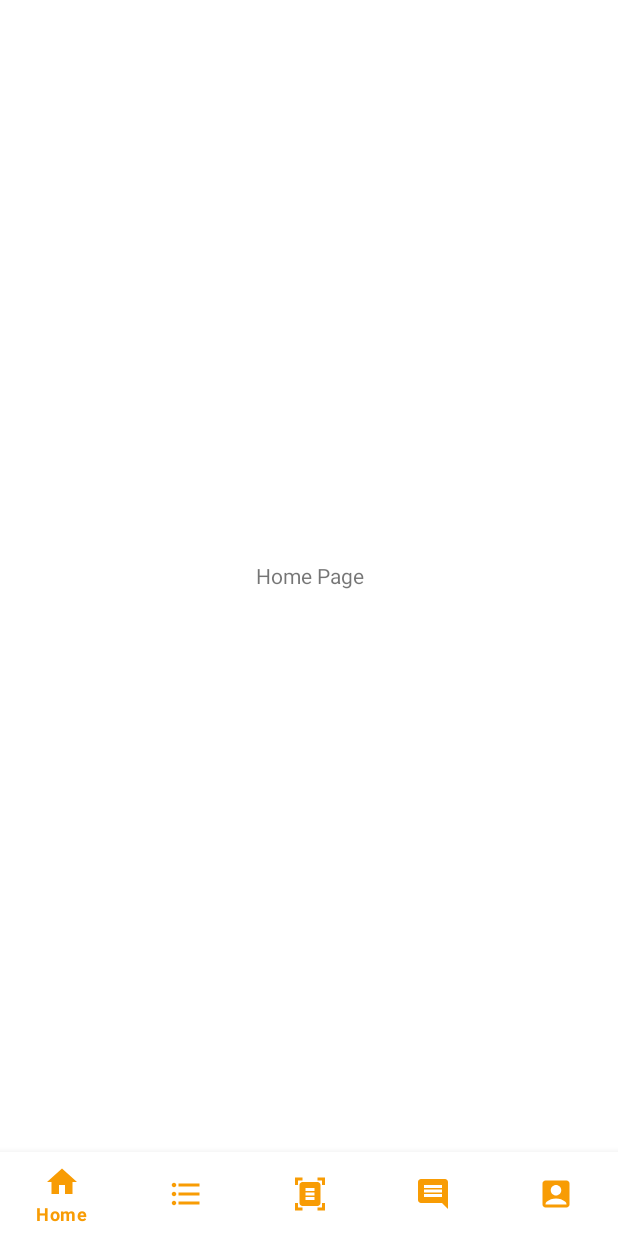
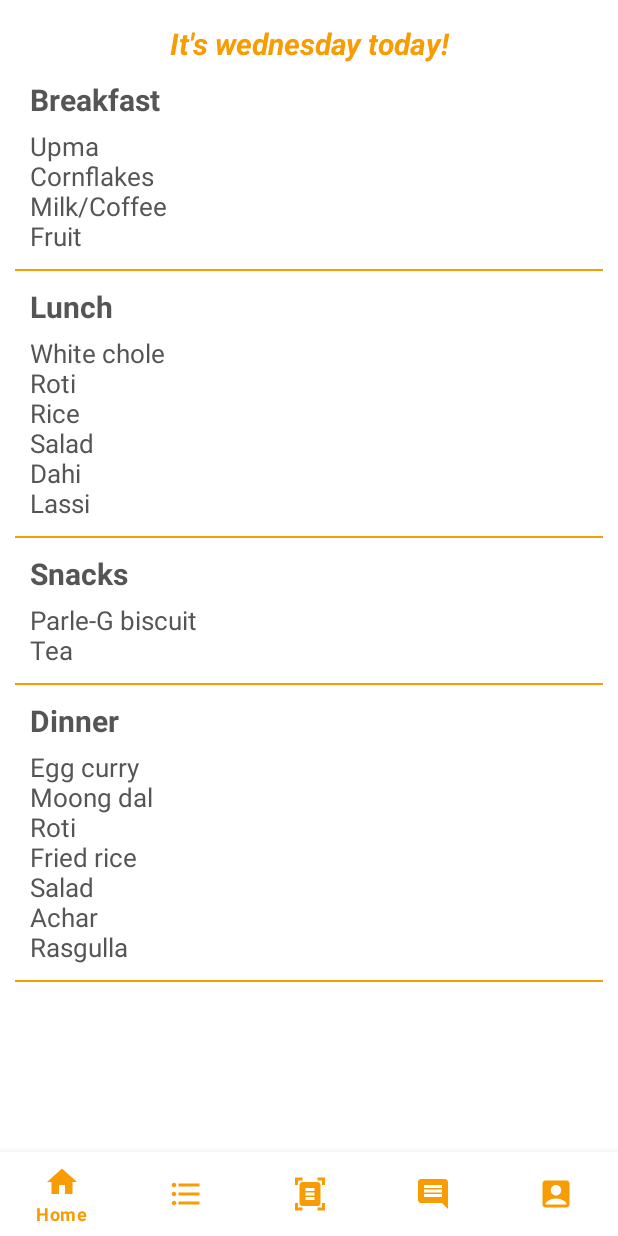
Before and after one commit to Deepraj99/Bhojnalya, an Android app: the screen it shows after launch once a user with an empty profile is signed in (MainActivity), on a phone screen of 412 x 824 dp. Run offline under Robolectric (Android 15) with nearby library versions, the phone set to English and light mode, and no system bars; our stand-ins replace Firebase (no records; nobody signed in at launch, a user with empty details on screens opened directly).

Commit message:
home fragment done

```diff
--- /dev/null
+++ b/app/src/main/java/com/example/bhojnalya/CustomBaseAdapter.java
@@ -0,0 +1,47 @@
+package com.example.bhojnalya;
+
+import android.content.Context;
+import android.view.LayoutInflater;
+import android.view.View;
+import android.view.ViewGroup;
+import android.widget.BaseAdapter;
+import android.widget.TextView;
+
+public class CustomBaseAdapter extends BaseAdapter {
+
+    Context context;
+    String[] listHeading;
+    String[] listDescription;
+    LayoutInflater inflater;
+
+    public CustomBaseAdapter(Context ctx, String[] headingList, String[] descriptionList) {
+        this.context = ctx;
+        this.listHeading = headingList;
+        this.listDescription = descriptionList;
+        inflater = LayoutInflater.from(ctx);
+    }
+    @Override
+    public int getCount() {
+        return listHeading.length;
+    }
+
+    @Override
+    public Object getItem(int i) {
+        return null;
+    }
+
+    @Override
+    public long getItemId(int i) {
+        return 0;
+    }
+
+    @Override
+    public View getView(int position, View convertView, ViewGroup parent) {
+        convertView = inflater.inflate(R.layout.activity_custom_list_view, null);
+        TextView txtView = convertView.findViewById(R.id._heading);
+        TextView desView = convertView.findViewById(R.id._description);
+        txtView.setText(listHeading[position]);
+        desView.setText(listDescription[position]);
+        return convertView;
+    }
+}
--- a/app/src/main/java/com/example/bhojnalya/HomeFragment.java
+++ b/app/src/main/java/com/example/bhojnalya/HomeFragment.java
@@ -7,58 +7,92 @@ import androidx.fragment.app.Fragment;
 import android.view.LayoutInflater;
 import android.view.View;
 import android.view.ViewGroup;
+import android.widget.ListView;
+import android.widget.TextView;
 
-/**
- * A simple {@link Fragment} subclass.
- * Use the {@link HomeFragment#newInstance} factory method to
- * create an instance of this fragment.
- */
+import java.text.SimpleDateFormat;
+import java.util.Date;
+
 public class HomeFragment extends Fragment {
 
-    // TODO: Rename parameter arguments, choose names that match
-    // the fragment initialization parameters, e.g. ARG_ITEM_NUMBER
-    private static final String ARG_PARAM1 = "param1";
-    private static final String ARG_PARAM2 = "param2";
+    SimpleDateFormat sdf = new SimpleDateFormat("EEEE");
+    Date d = new Date();
+    String dayOfTheWeek = sdf.format(d);
 
-    // TODO: Rename and change types of parameters
-    private String mParam1;
-    private String mParam2;
+    View fragmentView;
+    ListView listView;
+    TextView currentDay;
+    String[] headingList = {"Breakfast", "Lunch", "Snacks", "Dinner"};
+    String[] descriptionList;
 
-    public HomeFragment() {
-        // Required empty public constructor
-    }
 
-    /**
-     * Use this factory method to create a new instance of
-     * this fragment using the provided parameters.
-     *
-     * @param param1 Parameter 1.
-     * @param param2 Parameter 2.
-     * @return A new instance of fragment HomeFragment.
-     */
-    // TODO: Rename and change types and number of parameters
-    public static HomeFragment newInstance(String param1, String param2) {
-        HomeFragment fragment = new HomeFragment();
-        Bundle args = new Bundle();
-        args.putString(ARG_PARAM1, param1);
-        args.putString(ARG_PARAM2, param2);
-        fragment.setArguments(args);
-        return fragment;
-    }
 
     @Override
-    public void onCreate(Bundle savedInstanceState) {
-        super.onCreate(savedInstanceState);
-        if (getArguments() != null) {
-            mParam1 = getArguments().getString(ARG_PARAM1);
-            mParam2 = getArguments().getString(ARG_PARAM2);
+    public View onCreateView(LayoutInflater inflater, ViewGroup container, Bundle savedInstanceState)
+    {
+        if(dayOfTheWeek.equals("Sunday"))
+        {
+            descriptionList = new String[] {
+                    "Egg bhurji\nBread-2\nMilk/Coffee\nBournvita",
+                    "Chole bhature\nRice\nLassi\nSalad\nAachar",
+                    "50-50 biscuit\nTea",
+                    "Green seasonal vegetable\nArhar dal\nRoti\nRice\nSalad\nSewai"};
         }
-    }
+        else if(dayOfTheWeek.equals("Monday"))
+        {
+            descriptionList = new String[] {
+                    "Poha\nMilk/Coffee\nBournvita",
+                    "Aloo matar\nMaa chole\nDal\nRice\nRoti\nDahi\nAchar\nSalad",
+                    "Samosa\nTea",
+                    "Kadhai chicken\nMashoor dal\nRoti\nRice\nSalad\nGulaab jamun"};
+        }
+        else if(dayOfTheWeek.equals("Tuesday"))
+        {
+            descriptionList = new String[] {
+                    "Seasonal paratha\nDahi\nButter\nMilk/Coffee\nAchar\nFruit",
+                    "Aloo puri\nRice\nDahi\nSalad\nAchar",
+                    "Samosa",
+                    "Mix vegetable\nChana dal\nRoti\nRice\nSalad\nKesar kulfi"};
+        }
+        else if(dayOfTheWeek.equals("Wednesday"))
+        {
+            descriptionList = new String[] {
+                    "Upma\nCornflakes\nMilk/Coffee\nFruit",
+                    "White chole\nRoti\nRice\nSalad\nDahi\nLassi",
+                    "Parle-G biscuit\nTea",
+                    "Egg curry\nMoong dal\nRoti\nFried rice\nSalad\nAchar\nRasgulla"};
+        }
+        else if(dayOfTheWeek.equals("Thursday"))
+        {
+            descriptionList = new String[] {
+                    "Missa paratha\nButter\nDahi\nMilk/Coffee\nBournvita\nFruit",
+                    "Kadhi pakoda\nJeera aloo\nRoti\nRice\nSalad\nAchar",
+                    "Biscuit\nLamonade",
+                    "Seasonal vegetables\nDal makhani\nRoti\nRice\nSalad\nKheer"};
+        }
+        else if(dayOfTheWeek.equals("Friday"))
+        {
+            descriptionList = new String[] {
+                    "Aloo paratha\nDahi\nButter\nMilk/Coffee\nBournvita\nFruit\nAchar",
+                    "Chole bhature\nSalad\nAchar\nRice\nLassi",
+                    "50-50 Biscuit\nTea",
+                    "Green seasonal vegetables\nArhar dal\nRoti\nRice\nSalad\nSewai"};
+        }
+        else
+        {
+            descriptionList = new String[] {
+                    "Daliya with mixed dry fruits\nSprouts\nTea",
+                    "Rajma\nRoti\nRice\nSalad\nAchar\nDahi",
+                    "Namkeen\nTea",
+                    "Seasonal kofta\nMaa chana dal\nRoti\nRice\nSalad\nAchar\nSooji Halwa"};
+        }
 
-    @Override
-    public View onCreateView(LayoutInflater inflater, ViewGroup container,
-                             Bundle savedInstanceState) {
-        // Inflate the layout for this fragment
-        return inflater.inflate(R.layout.fragment_home, container, false);
+        fragmentView = inflater.inflate(R.layout.fragment_home, container, false);
+        currentDay = fragmentView.findViewById(R.id.tv_current_day);
+        currentDay.setText("It's " + dayOfTheWeek.toLowerCase() + " today!");
+        listView = fragmentView.findViewById(R.id.customListView);
+        CustomBaseAdapter customBaseAdapter1 = new CustomBaseAdapter(getActivity().getApplicationContext(), headingList, descriptionList);
+        listView.setAdapter(customBaseAdapter1);
+        return fragmentView;
     }
 }
--- /dev/null
+++ b/app/src/main/res/layout/activity_custom_list_view.xml
@@ -0,0 +1,30 @@
+<?xml version="1.0" encoding="utf-8"?>
+<LinearLayout
+    xmlns:android="http://schemas.android.com/apk/res/android"
+    xmlns:tools="http://schemas.android.com/tools"
+    android:layout_width="match_parent"
+    android:layout_height="match_parent"
+    android:orientation="vertical"
+    android:background="@color/white"
+    android:padding="10dp"
+    tools:context=".CustomListViewActivity">
+
+    <TextView
+        android:id="@+id/_heading"
+        android:layout_width="match_parent"
+        android:layout_height="wrap_content"
+        android:text="Heading"
+        android:textColor="@color/dark_gray"
+        android:textStyle="bold"
+        android:textSize="20sp" />
+
+    <TextView
+        android:id="@+id/_description"
+        android:layout_width="match_parent"
+        android:layout_height="wrap_content"
+        android:textColor="@color/dark_gray"
+        android:layout_marginTop="5dp"
+        android:text="Description"
+        android:textSize="17sp" />
+
+</LinearLayout>
--- a/app/src/main/res/layout/fragment_home.xml
+++ b/app/src/main/res/layout/fragment_home.xml
@@ -1,15 +1,39 @@
 <?xml version="1.0" encoding="utf-8"?>
-<FrameLayout xmlns:android="http://schemas.android.com/apk/res/android"
+<androidx.constraintlayout.widget.ConstraintLayout
+    xmlns:android="http://schemas.android.com/apk/res/android"
+    xmlns:app="http://schemas.android.com/apk/res-auto"
     xmlns:tools="http://schemas.android.com/tools"
     android:layout_width="match_parent"
     android:layout_height="match_parent"
+    android:background="@color/white"
+    android:paddingHorizontal="10dp"
     tools:context=".HomeFragment">
 
-    <!-- TODO: Update blank fragment layout -->
     <TextView
+        android:id="@+id/tv_current_day"
         android:layout_width="match_parent"
-        android:layout_height="match_parent"
-        android:gravity="center"
-        android:text="Home Page" />
+        android:layout_height="wrap_content"
+        android:text="It's Sunday today!"
+        android:textColor="@color/yellow"
+        android:gravity="center_horizontal"
+        android:textSize="20sp"
+        android:textStyle="italic|bold"
+        android:layout_marginTop="15dp"
+        android:layout_marginBottom="20dp"
+        app:layout_constraintEnd_toEndOf="parent"
+        app:layout_constraintStart_toStartOf="parent"
+        app:layout_constraintTop_toTopOf="parent" />
 
-</FrameLayout>
+
+    <ListView
+        android:id="@+id/customListView"
+        android:layout_width="match_parent"
+        android:layout_height="0dp"
+        android:divider="@color/yellow"
+        android:dividerHeight="1dp"
+        app:layout_constraintBottom_toBottomOf="parent"
+        app:layout_constraintEnd_toEndOf="parent"
+        app:layout_constraintStart_toStartOf="parent"
+        app:layout_constraintTop_toBottomOf="@+id/tv_current_day" />
+
+</androidx.constraintlayout.widget.ConstraintLayout>
--- a/app/src/main/res/values-night/themes.xml
+++ b/app/src/main/res/values-night/themes.xml
@@ -3,7 +3,7 @@
     <style name="Theme.Bhojnalya" parent="Theme.MaterialComponents.DayNight.NoActionBar">
         <!-- Primary brand color. -->
         <item name="colorPrimary">@color/purple_200</item>
-        <item name="colorPrimaryVariant">@color/purple_700</item>
+        <item name="colorPrimaryVariant">@color/yellow</item>
         <item name="colorOnPrimary">@color/black</item>
         <!-- Secondary brand color. -->
         <item name="colorSecondary">@color/teal_200</item>
--- a/app/src/main/res/values/colors.xml
+++ b/app/src/main/res/values/colors.xml
@@ -9,4 +9,5 @@
     <color name="white">#FFFFFFFF</color>
     <color name="yellow">#FFF89C04</color>
     <color name="gray">#FF808080</color>
+    <color name="dark_gray">#FF555555</color>
 </resources>
--- a/app/src/main/res/values/themes.xml
+++ b/app/src/main/res/values/themes.xml
@@ -3,7 +3,7 @@
     <style name="Theme.Bhojnalya" parent="Theme.MaterialComponents.DayNight.NoActionBar">
         <!-- Primary brand color. -->
         <item name="colorPrimary">@color/purple_500</item>
-        <item name="colorPrimaryVariant">@color/purple_700</item>
+        <item name="colorPrimaryVariant">@color/yellow</item>
         <item name="colorOnPrimary">@color/white</item>
         <!-- Secondary brand color. -->
         <item name="colorSecondary">@color/teal_200</item>
```
Also changed, not shown: app/src/main/AndroidManifest.xml (+7 -0 lines), app/src/main/java/com/example/bhojnalya/CustomListViewActivity.java (added, +14 -0 lines).
